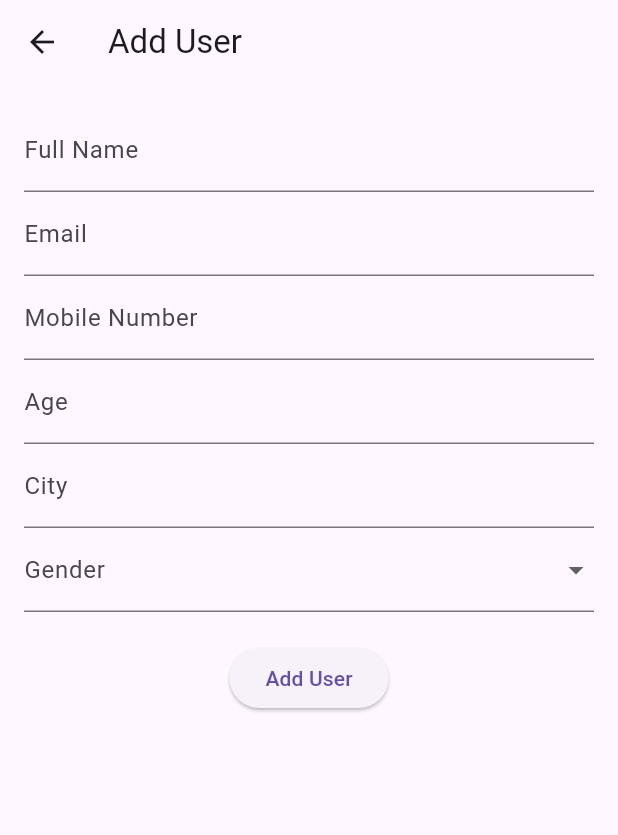
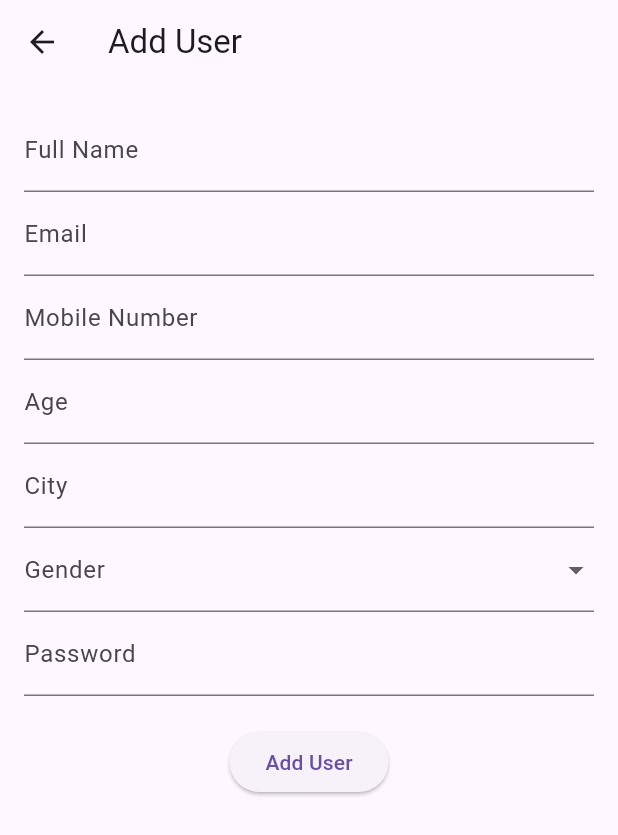
Before and after one commit to rag2504/flutter-try, a Flutter app: the screen it shows after launch, after a tap on "Add User", on a phone screen of 412 x 824 dp. Shown: the top 835 px of the screen. Run offline on Flutter 3.47's test engine with Material 3 defaults, Android fonts, the phone set to English and light mode, and no system bars; our stand-ins replace sqflite; accounts and stored records are empty.

Commit message:
first commit

```diff
--- a/lib/database/database_helper.dart
+++ b/lib/database/database_helper.dart
@@ -1,8 +1,6 @@
 import 'dart:io';
-import 'package:flutter/foundation.dart';
 import 'package:sqflite/sqflite.dart';
 import 'package:path/path.dart';
-import 'package:sqflite_common_ffi/sqflite_ffi.dart';
 import '../models/user_model.dart';
 
 class DatabaseHelper {
@@ -24,14 +22,9 @@ class DatabaseHelper {
   Future<Database> _initDB() async {
     String path = join(await getDatabasesPath(), 'matrimony.db');
 
-    if (!kIsWeb && (Platform.isWindows || Platform.isLinux || Platform.isMacOS)) {
-      // Ensure FFI is initialized
-      sqfliteFfiInit();
-      return await databaseFactoryFfi.openDatabase(path);
-    } else {
     return await openDatabase(
       path,
-        version: 0,
+      version: 1,
       onCreate: (db, version) async {
         await db.execute('''
           CREATE TABLE users (
@@ -49,12 +42,16 @@ class DatabaseHelper {
       },
     );
   }
-  }
 
   Future<int> insertUser(User user) async {
+    try {
       final db = await database;
       return await db.insert('users', user.toMap(),
           conflictAlgorithm: ConflictAlgorithm.replace);
+    } catch (e) {
+      print("Error inserting user: $e");
+      return -1; // indicate an error condition
+    }
   }
 
   Future<List<User>> getUsers() async {
--- a/lib/main.dart
+++ b/lib/main.dart
@@ -4,18 +4,13 @@ import 'package:flutter/material.dart';
 import 'screens/login_screen.dart';
 import 'database/database_helper.dart';
 
-// Import correct SQLite library based on platform
-import 'package:sqflite_common_ffi/sqflite_ffi.dart';
-import 'package:sqflite_common_ffi_web/sqflite_ffi_web.dart';
-
 void main() async {
   WidgetsFlutterBinding.ensureInitialized();
 
   if (kIsWeb) {
-    databaseFactory = databaseFactoryFfiWeb; // Use web-compatible database
+    // Web-specific initialization if needed
   } else {
-    sqfliteFfiInit();
-    databaseFactory = databaseFactoryFfi;
+    // Mobile-specific initialization if needed
   }
 
   try {
--- a/lib/models/user_model.dart
+++ b/lib/models/user_model.dart
@@ -6,6 +6,7 @@ class User {
   int age;
   String city;
   String gender;
+  String password; // Added password field
   bool isFavorite;
 
   User({
@@ -16,8 +17,23 @@ class User {
     required this.age,
     required this.city,
     required this.gender,
+    required this.password, // Ensure password is required
     this.isFavorite = false,
   });
+
+  Map<String, dynamic> toMap() {
+    return {
+      'id': id,
+      'name': name,
+      'email': email,
+      'mobile': mobile,
+      'age': age,
+      'city': city,
+      'gender': gender,
+      'password': password, // Ensure password is saved
+      'isFavorite': isFavorite ? 1 : 0,
+    };
+  }
 
   factory User.fromMap(Map<String, dynamic> map) {
     return User(
@@ -28,20 +44,8 @@ class User {
       age: map['age'],
       city: map['city'],
       gender: map['gender'],
-      isFavorite: (map['isFavorite'] ?? 0) == 1, // Ensures null safety
+      password: map['password'], // Retrieve password
+      isFavorite: map['isFavorite'] == 1,
     );
   }
-
-  Map<String, dynamic> toMap() {
-    return {
-      'id': id,
-      'name': name,
-      'email': email,
-      'mobile': mobile,
-      'age': age,
-      'city': city,
-      'gender': gender,
-      'isFavorite': isFavorite ? 1 : 0,
-    };
-  }
 }
--- a/lib/screens/add_user_screen.dart
+++ b/lib/screens/add_user_screen.dart
@@ -16,6 +16,7 @@ class _AddUserScreenState extends State<AddUserScreen> {
   final TextEditingController _mobileController = TextEditingController();
   final TextEditingController _ageController = TextEditingController();
   final TextEditingController _cityController = TextEditingController();
+  final TextEditingController _passwordController = TextEditingController();
   String? _selectedGender;
 
   @override
@@ -25,6 +26,7 @@ class _AddUserScreenState extends State<AddUserScreen> {
     _mobileController.dispose();
     _ageController.dispose();
     _cityController.dispose();
+    _passwordController.dispose();
     super.dispose();
   }
 
@@ -43,11 +45,16 @@ class _AddUserScreenState extends State<AddUserScreen> {
         age: age,
         city: _cityController.text,
         gender: _selectedGender!,
+        password: _passwordController.text,
       );
 
-      await _dbHelper.insertUser(user);
-      ScaffoldMessenger.of(context).showSnackBar(SnackBar(content: Text('User Added!')));
-      Navigator.pop(context);
+      int result = await _dbHelper.insertUser(user);
+      if (result != -1) {
+        ScaffoldMessenger.of(context).showSnackBar(SnackBar(content: Text('User Added!')));
+        Navigator.pop(context);
+      } else {
+        ScaffoldMessenger.of(context).showSnackBar(SnackBar(content: Text('Failed to add user.')));
+      }
     }
   }
 
@@ -99,6 +106,12 @@ class _AddUserScreenState extends State<AddUserScreen> {
                   decoration: InputDecoration(labelText: 'Gender'),
                   validator: (value) => value == null ? 'Select gender' : null,
                 ),
+                TextFormField(
+                  controller: _passwordController,
+                  decoration: InputDecoration(labelText: 'Password'),
+                  validator: (value) => value!.isEmpty ? 'Enter password' : null,
+                  obscureText: true,
+                ),
                 SizedBox(height: 20),
                 ElevatedButton(onPressed: _addUser, child: Text('Add User')),
               ],
--- a/lib/screens/signup_screen.dart
+++ b/lib/screens/signup_screen.dart
@@ -27,6 +27,7 @@ class _SignUpScreenState extends State<SignUpScreen> {
         age: 18, // Default age (to be changed in Add User form)
         city: '',
         gender: _selectedGender!,
+        password: _passwordController.text,
       );
       await _dbHelper.insertUser(user);
       ScaffoldMessenger.of(context).showSnackBar(SnackBar(content: Text('User Registered!')));
```
Also changed, not shown: lib/screens/user_list_screen.dart (+14 -17 lines), pubspec.yaml (+4 -10 lines), pubspec.lock, 2 other files. Lines whose indentation alone changed are shown as unchanged.
